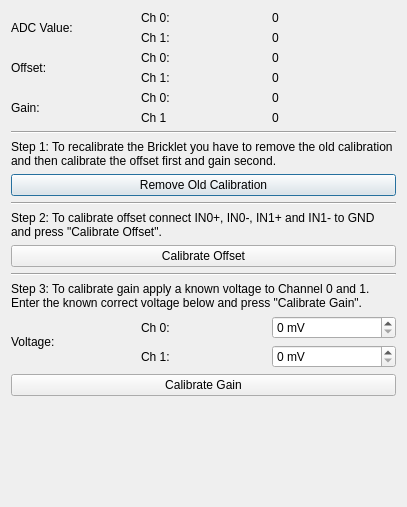
Before: the Qt Designer form src/brickv/plugin_system/plugins/industrial_dual_analog_in/ui/calibration.ui in Tinkerforge/brickv, drawn with Qt 5.
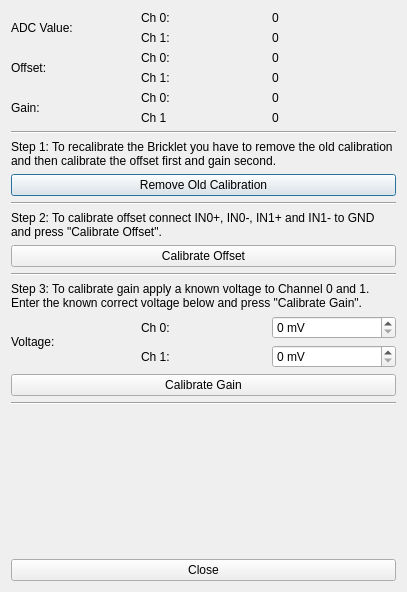
After: the same form once the commit is applied.

Commit message:
Ensure that all QDialogs have a close button
Some window manager doen't provide a close button as part of the window
decoration for dialogs.

Diff of the .ui file:
```diff
--- a/src/brickv/plugin_system/plugins/industrial_dual_analog_in/ui/calibration.ui
+++ b/src/brickv/plugin_system/plugins/industrial_dual_analog_in/ui/calibration.ui
@@ -7,7 +7,7 @@
     <x>0</x>
     <y>0</y>
     <width>407</width>
-    <height>507</height>
+    <height>592</height>
    </rect>
   </property>
   <property name="windowTitle">
@@ -240,9 +240,21 @@
        </property>
       </widget>
      </item>
-    </layout>
-   </item>
-   <item>
+     <item row="19" column="0" colspan="3">
+      <widget class="QPushButton" name="button_close">
+       <property name="text">
+        <string>Close</string>
+       </property>
+      </widget>
+     </item>
+     <item row="17" column="0" colspan="3">
+      <widget class="Line" name="line_4">
+       <property name="orientation">
+        <enum>Qt::Horizontal</enum>
+       </property>
+      </widget>
+     </item>
+     <item row="18" column="0">
     <spacer name="verticalSpacer">
      <property name="orientation">
       <enum>Qt::Vertical</enum>
@@ -254,6 +266,8 @@
       </size>
      </property>
     </spacer>
+     </item>
+    </layout>
    </item>
   </layout>
  </widget>
```
Lines whose indentation alone changed are shown as unchanged. The commit also changes 26 other files.
